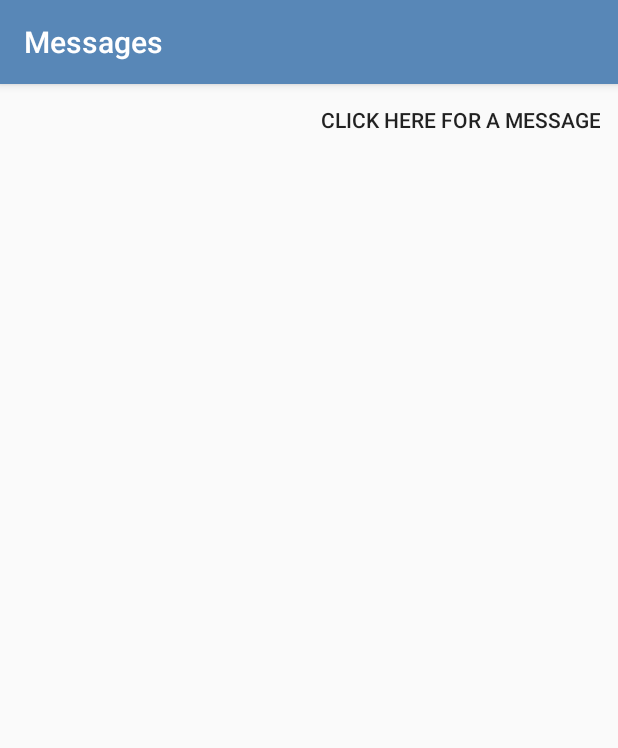
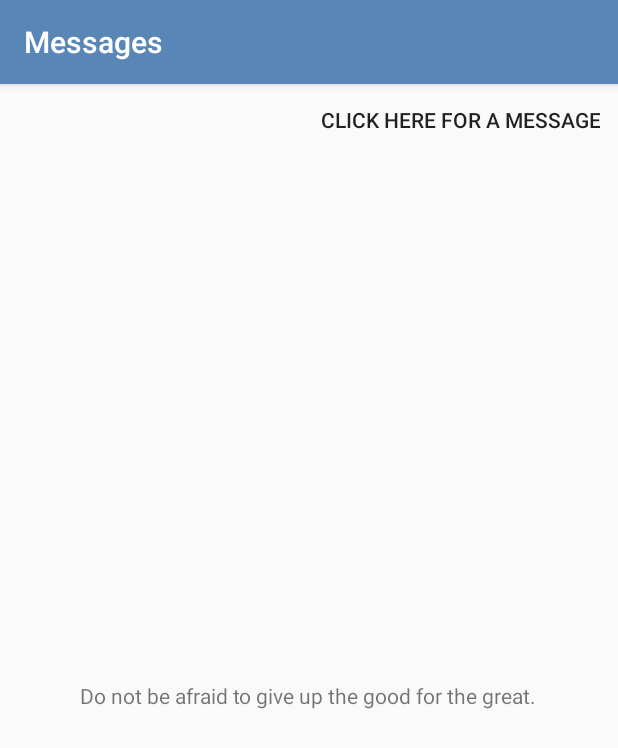
Before and after one commit to parmita52/Destress, an Android app: the Messages screen opened directly, with no data from a screen before it, after a tap on "CLICK HERE FOR A MESSAGE", on a phone screen of 412 x 824 dp. Shown: the top 748 px of the screen. Run offline under Robolectric (Android 15) with nearby library versions, the phone set to English and light mode, and no system bars.

Commit message:
StringTokenizer for quote works! (didn't check JSON though)

```diff
--- a/app/src/main/java/com/example/hshack/destress/Messages.java
+++ b/app/src/main/java/com/example/hshack/destress/Messages.java
@@ -21,13 +21,14 @@ public class Messages extends AppCompatActivity {
         button.setOnClickListener(new View.OnClickListener() {
             public void onClick(View v) {
                 RetrieveMessageTask retrieve = new RetrieveMessageTask();
-                retrieve.execute();
+
+                //retrieve.execute();
                 Log.i("clicked","button is clicked!");
 
-                String quote = retrieve.getQuote();
+
 
                 TextView text = (TextView) findViewById(R.id.responseView);
-                text.setText(quote);
+                text.setText(RetrieveMessageTask.getQuote());
             }
 
         });
--- a/app/src/main/java/com/example/hshack/destress/RetrieveMessageTask.java
+++ b/app/src/main/java/com/example/hshack/destress/RetrieveMessageTask.java
@@ -11,6 +11,7 @@ import java.io.BufferedReader;
 import java.io.InputStreamReader;
 import java.net.HttpURLConnection;
 import java.net.URL;
+import java.util.*;
 
 import org.json.*;
 import org.json.JSONException;
@@ -19,7 +20,9 @@ public class RetrieveMessageTask extends AsyncTask<Void, Void, String>{
 
         private Exception exception;
 
-        private String response;
+        private static String response;
+
+        public static String quote;
 
         protected void onPreExecute() {
             response = "";
@@ -59,28 +62,42 @@ public class RetrieveMessageTask extends AsyncTask<Void, Void, String>{
 
             Log.i("INFO", responses);
             response = responses;
+            String quotes = retrieveQuote();
+            quote = quotes;
 
         }
 
-        public String getQuote()
+        public static String retrieveQuote()
         {
-            String quote = "";
-            try
-            {
-                Log.v("tag", "Inside the try");
-                JSONObject obj = new JSONObject();
-                Log.v("tag", "Created JSONObject");
-                quote = obj.getJSONObject("quotes").getString("quote");
-                Log.v("tag", "Retrieved quote: " + quote);
-                return quote;
-            }
-            catch(JSONException e)
-            {
-                Log.e("error", "error   is occurring");
-                return quote;
-            }
+            String quote1 = "\"quote\":\"Do not be afraid to give up the good for the great.\",\"length\":\"51\",\"author\":\"Kenny Rogers\",\"tags\":[\"g";
+//            try
+//            {
+//                Log.v("tag", "Inside the try");
+//                JSONObject obj = new JSONObject(response);
+//                Log.v("tag", "Created JSONObject");
+//                JSONArray array = obj.getJSONObject("contents").getJSONArray("quotes");
+//                Log.v("tag", "the array did create");
+//                quote1 =  array.getString(0);
+//                Log.v("tag", "Retrieved quote: " + quote1);
+                StringTokenizer st = new StringTokenizer(quote1, ",");
+                String quote2 = st.nextToken();
+                quote2 = quote2.substring(9, quote2.length() - 1);
+                Log.v("tag", "final quote " + quote2);
+                return quote2;
+//            }
+//            catch(JSONException e)
+//            {
+//                Log.e("error", "error   is occurring");
+//                return quote1;
+//            }
 
 
         }
 
+        public static String getQuote()
+        {
+            quote = retrieveQuote();
+            return quote;
+        }
+
     }
--- a/app/src/main/res/layout/activity_messages.xml
+++ b/app/src/main/res/layout/activity_messages.xml
@@ -23,6 +23,7 @@
 
             <TextView
                 android:id="@+id/responseView"
+                android:text="hello from the other side"
                 android:layout_width="wrap_content"
                 android:layout_height="wrap_content" />
 
```
